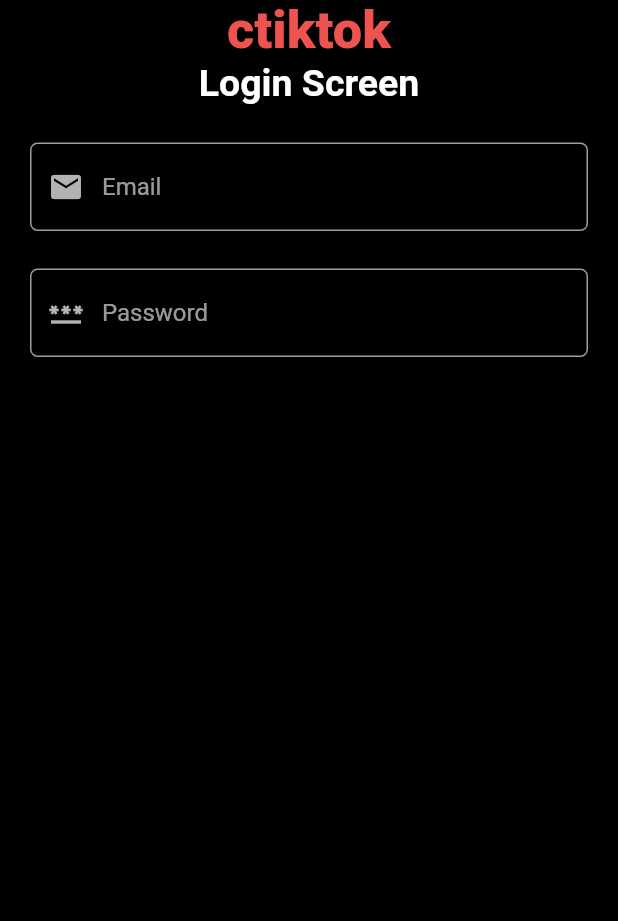
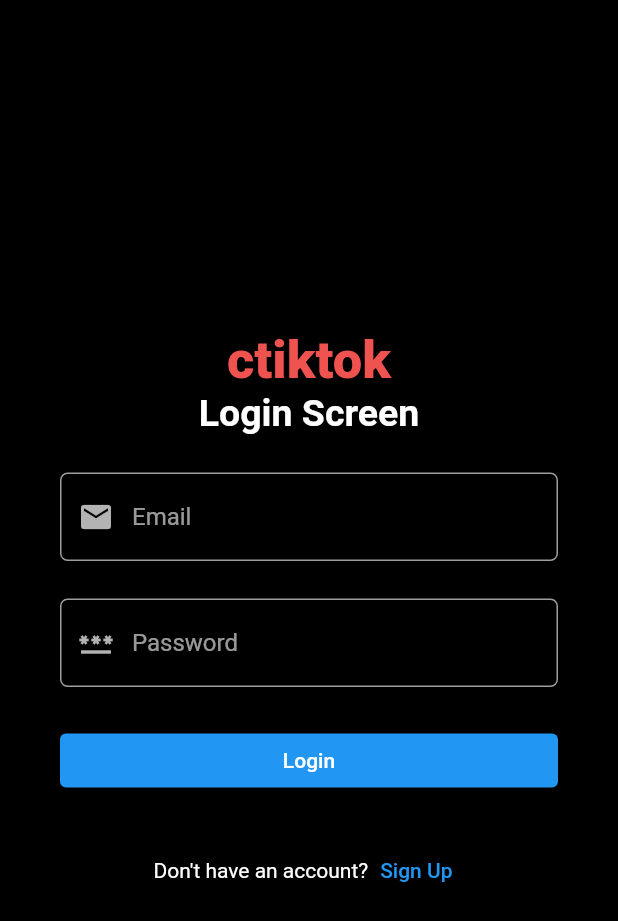
Before and after one commit to ekusiadadus/ctiktok, a Flutter app: the screen it shows after launch, on a phone screen of 412 x 824 dp. Shown: the top 921 px of the screen. Run offline on Flutter 3.47's test engine with Material 2 defaults, Android fonts, the phone set to English and light mode, and no system bars.

Commit message:
feat: :books: add login and register button

```diff
--- a/lib/views/screens/auth/login_screen.dart
+++ b/lib/views/screens/auth/login_screen.dart
@@ -12,8 +12,10 @@ class LoginScreen extends StatelessWidget {
   Widget build(BuildContext context) {
     return Scaffold(
       body: Container(
+        padding: const EdgeInsets.symmetric(horizontal: 20),
         alignment: Alignment.center,
         child: Column(
+          mainAxisAlignment: MainAxisAlignment.center,
           children: [
             Text(
               'ctiktok',
@@ -55,6 +57,30 @@ class LoginScreen extends StatelessWidget {
                 icon: Icons.password,
               ),
             ),
+            const SizedBox(
+              height: 25,
+            ),
+            Container(
+              width: MediaQuery.of(context).size.width,
+              margin: const EdgeInsets.symmetric(horizontal: 20),
+              child: ElevatedButton(
+                onPressed: () {},
+                child: const Text('Login'),
+              ),
+            ),
+            const SizedBox(
+              height: 25,
+            ),
+            Row(
+              mainAxisAlignment: MainAxisAlignment.center,
+              children: [
+                const Text('Don\'t have an account?'),
+                TextButton(
+                  onPressed: () {},
+                  child: const Text('Sign Up'),
+                ),
+              ],
+            ),
           ],
         ),
       ),
```
